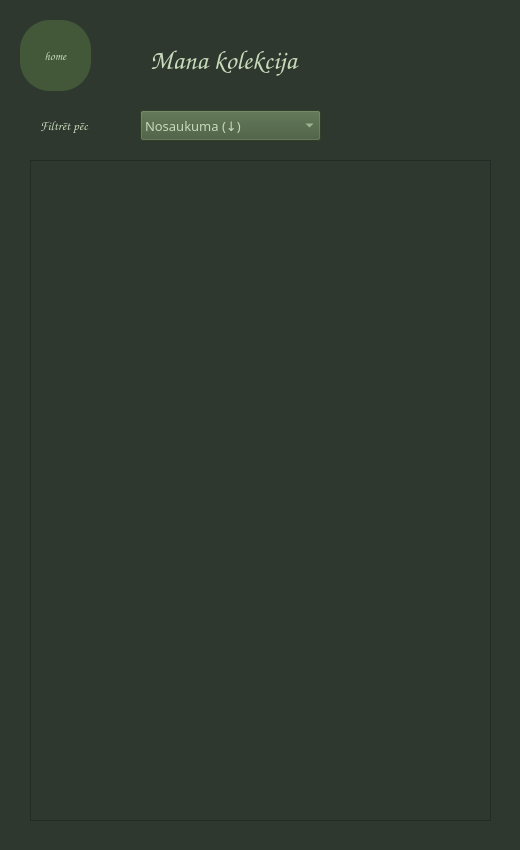
The window that collection.ui (tebuu24/Senu-kolekcionars-2025) describes before a commit, drawn with Qt 5.
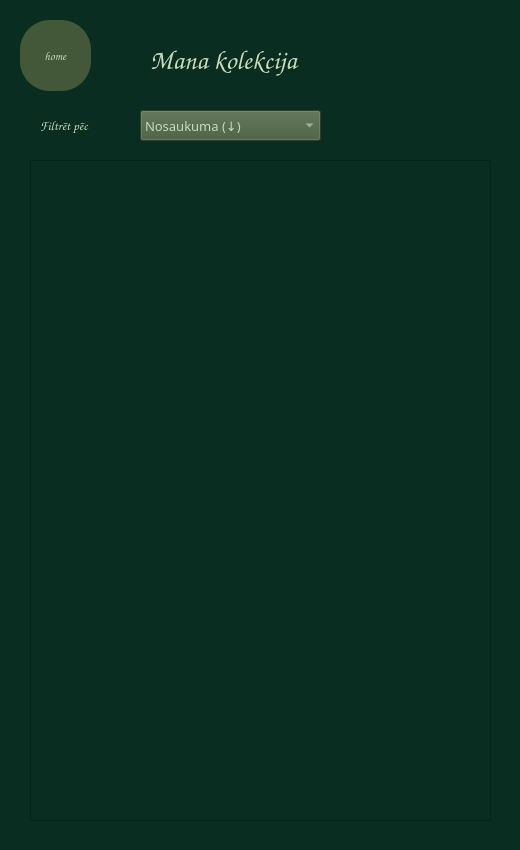
The same window after the commit.

Commit message: ui update esošajiem

The edit to the form file:
```diff
--- a/collection.ui
+++ b/collection.ui
@@ -40,7 +40,7 @@
    <string>Mana kolekcija</string>
   </property>
   <property name="styleSheet">
-   <string notr="true">background-color: rgb(47, 56, 47);</string>
+   <string notr="true">background-color: rgb(9, 46, 33);</string>
   </property>
   <widget class="QPushButton" name="backbutton">
    <property name="geometry">
@@ -96,9 +96,9 @@
       <colorrole role="Button">
        <brush brushstyle="SolidPattern">
         <color alpha="255">
-         <red>47</red>
-         <green>56</green>
-         <blue>47</blue>
+         <red>9</red>
+         <green>46</green>
+         <blue>33</blue>
         </color>
        </brush>
       </colorrole>
@@ -114,18 +114,18 @@
       <colorrole role="Base">
        <brush brushstyle="SolidPattern">
         <color alpha="255">
-         <red>47</red>
-         <green>56</green>
-         <blue>47</blue>
+         <red>9</red>
+         <green>46</green>
+         <blue>33</blue>
         </color>
        </brush>
       </colorrole>
       <colorrole role="Window">
        <brush brushstyle="SolidPattern">
         <color alpha="255">
-         <red>47</red>
-         <green>56</green>
-         <blue>47</blue>
+         <red>9</red>
+         <green>46</green>
+         <blue>33</blue>
         </color>
        </brush>
       </colorrole>
@@ -143,9 +143,9 @@
       <colorrole role="Button">
        <brush brushstyle="SolidPattern">
         <color alpha="255">
-         <red>47</red>
-         <green>56</green>
-         <blue>47</blue>
+         <red>9</red>
+         <green>46</green>
+         <blue>33</blue>
         </color>
        </brush>
       </colorrole>
@@ -161,18 +161,18 @@
       <colorrole role="Base">
        <brush brushstyle="SolidPattern">
         <color alpha="255">
-         <red>47</red>
-         <green>56</green>
-         <blue>47</blue>
+         <red>9</red>
+         <green>46</green>
+         <blue>33</blue>
         </color>
        </brush>
       </colorrole>
       <colorrole role="Window">
        <brush brushstyle="SolidPattern">
         <color alpha="255">
-         <red>47</red>
-         <green>56</green>
-         <blue>47</blue>
+         <red>9</red>
+         <green>46</green>
+         <blue>33</blue>
         </color>
        </brush>
       </colorrole>
@@ -190,9 +190,9 @@
       <colorrole role="Button">
        <brush brushstyle="SolidPattern">
         <color alpha="255">
-         <red>47</red>
-         <green>56</green>
-         <blue>47</blue>
+         <red>9</red>
+         <green>46</green>
+         <blue>33</blue>
         </color>
        </brush>
       </colorrole>
@@ -208,18 +208,18 @@
       <colorrole role="Base">
        <brush brushstyle="SolidPattern">
         <color alpha="255">
-         <red>47</red>
-         <green>56</green>
-         <blue>47</blue>
+         <red>9</red>
+         <green>46</green>
+         <blue>33</blue>
         </color>
        </brush>
       </colorrole>
       <colorrole role="Window">
        <brush brushstyle="SolidPattern">
         <color alpha="255">
-         <red>47</red>
-         <green>56</green>
-         <blue>47</blue>
+         <red>9</red>
+         <green>46</green>
+         <blue>33</blue>
         </color>
        </brush>
       </colorrole>
@@ -599,9 +599,9 @@
       <colorrole role="Button">
        <brush brushstyle="SolidPattern">
         <color alpha="255">
-         <red>47</red>
-         <green>56</green>
-         <blue>47</blue>
+         <red>9</red>
+         <green>46</green>
+         <blue>33</blue>
         </color>
        </brush>
       </colorrole>
@@ -617,18 +617,18 @@
       <colorrole role="Base">
        <brush brushstyle="SolidPattern">
         <color alpha="255">
-         <red>47</red>
-         <green>56</green>
-         <blue>47</blue>
+         <red>9</red>
+         <green>46</green>
+         <blue>33</blue>
         </color>
        </brush>
       </colorrole>
       <colorrole role="Window">
        <brush brushstyle="SolidPattern">
         <color alpha="255">
-         <red>47</red>
-         <green>56</green>
-         <blue>47</blue>
+         <red>9</red>
+         <green>46</green>
+         <blue>33</blue>
         </color>
        </brush>
       </colorrole>
@@ -646,9 +646,9 @@
       <colorrole role="Button">
        <brush brushstyle="SolidPattern">
         <color alpha="255">
-         <red>47</red>
-         <green>56</green>
-         <blue>47</blue>
+         <red>9</red>
+         <green>46</green>
+         <blue>33</blue>
         </color>
        </brush>
       </colorrole>
@@ -664,18 +664,18 @@
       <colorrole role="Base">
        <brush brushstyle="SolidPattern">
         <color alpha="255">
-         <red>47</red>
-         <green>56</green>
-         <blue>47</blue>
+         <red>9</red>
+         <green>46</green>
+         <blue>33</blue>
         </color>
        </brush>
       </colorrole>
       <colorrole role="Window">
        <brush brushstyle="SolidPattern">
         <color alpha="255">
-         <red>47</red>
-         <green>56</green>
-         <blue>47</blue>
+         <red>9</red>
+         <green>46</green>
+         <blue>33</blue>
         </color>
        </brush>
       </colorrole>
@@ -693,9 +693,9 @@
       <colorrole role="Button">
        <brush brushstyle="SolidPattern">
         <color alpha="255">
-         <red>47</red>
-         <green>56</green>
-         <blue>47</blue>
+         <red>9</red>
+         <green>46</green>
+         <blue>33</blue>
         </color>
        </brush>
       </colorrole>
@@ -711,18 +711,18 @@
       <colorrole role="Base">
        <brush brushstyle="SolidPattern">
         <color alpha="255">
-         <red>47</red>
-         <green>56</green>
-         <blue>47</blue>
+         <red>9</red>
+         <green>46</green>
+         <blue>33</blue>
         </color>
        </brush>
       </colorrole>
       <colorrole role="Window">
        <brush brushstyle="SolidPattern">
         <color alpha="255">
-         <red>47</red>
-         <green>56</green>
-         <blue>47</blue>
+         <red>9</red>
+         <green>46</green>
+         <blue>33</blue>
         </color>
        </brush>
       </colorrole>
```
The commit also changes 6 other files.
